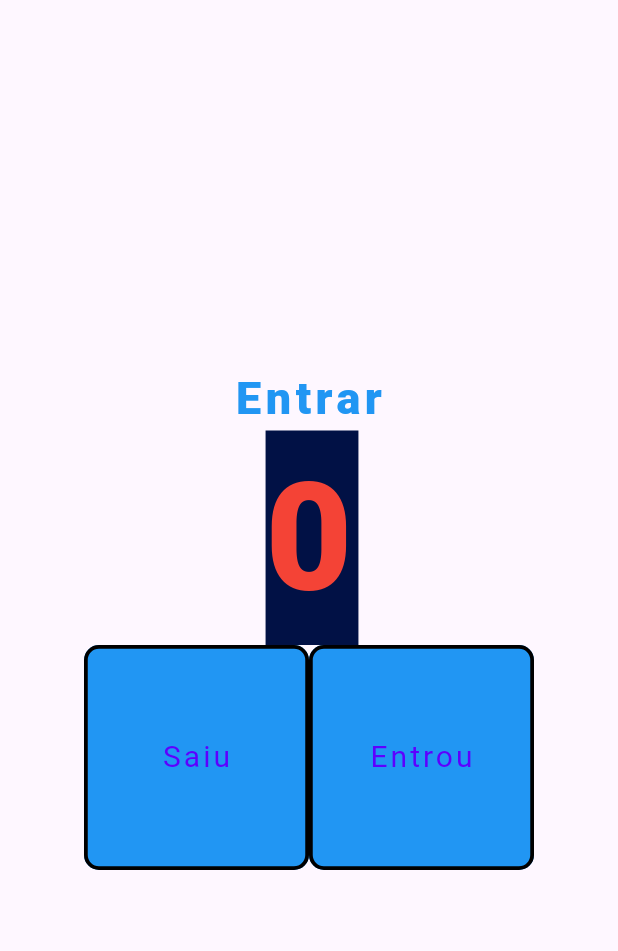
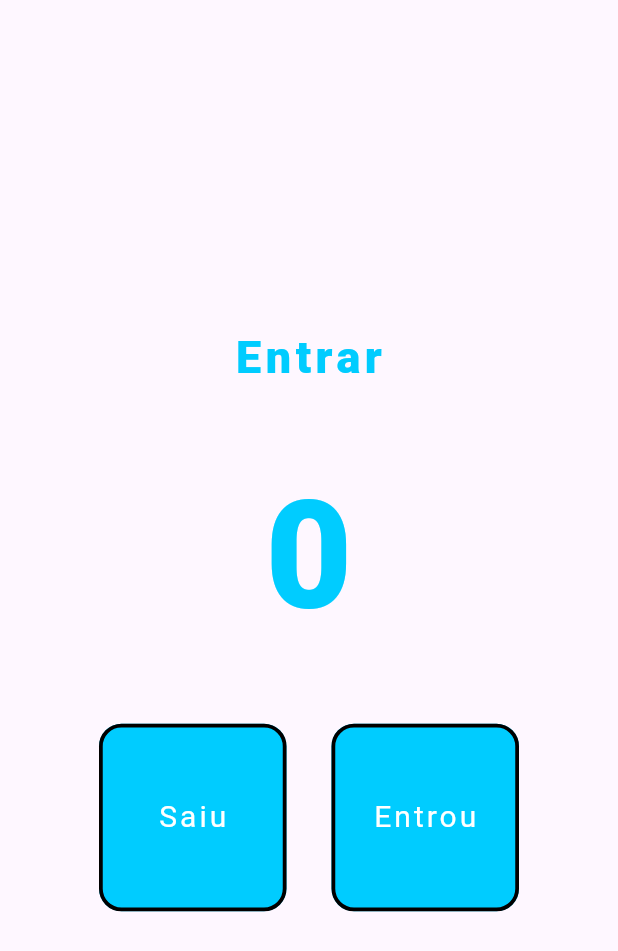
Before and after one commit to KauahsSantos/Learning-Dart, a Flutter app: the screen it shows after launch, on a phone screen of 412 x 824 dp. Shown: the top 951 px of the screen. Run offline on Flutter 3.47's test engine with Material 3 defaults, Android fonts, the phone set to English and light mode, and no system bars.

Commit message:
Pasta do Flutter - Modifiquei os botões | Pasta Dart - Adiciona na aula004 operadores ternarios

```diff
--- a/dart/aulas/aula004/main.dart
+++ b/dart/aulas/aula004/main.dart
@@ -1,5 +1,5 @@
 void main(List<String> args) {
-  print("Aula 04 - Controle de Fluxo");
+  print("Aula 04 - Controle de Fluxo e Opperadores Ternários");
 
   int idd = 88;
 
@@ -21,4 +21,11 @@ void main(List<String> args) {
     case >= 18:
       print("Você é maior de idade");
   }
+
+  print("Operadores Tenários");
+
+  double nota = 10;
+  String msg = nota >= 7 ? "Aprovado" : "Reprovado";
+
+  print(msg);
 }
--- a/flutter/aulas/aula001/meu_app/lib/main.dart
+++ b/flutter/aulas/aula001/meu_app/lib/main.dart
@@ -34,24 +34,27 @@ class HomePage extends StatelessWidget {
           Text(
             "Entrar",
             style: TextStyle(
-              color: Colors.blue,
+              color: const Color(0xFF00CCFF),
               fontWeight: FontWeight.w800,
               fontSize: 30,
               letterSpacing: 3,
             ),
           ),
 
-          Text(
-            "0",
-            style: TextStyle(
-              color: Colors.red,
-              fontWeight: FontWeight.w800,
-              fontSize: 100,
-              letterSpacing: 4,
-              backgroundColor: Color(0xFF011145),
+          const Padding(
+            padding: EdgeInsets.all(40),
+            child: Text(
+              "0",
+              style: TextStyle(
+                fontSize: 100,
+                color: Color(0xFF00CCFF),
+                fontWeight: FontWeight.w800,
+              ),
             ),
           ),
-
+          // SizedBox(
+          //   width: 5,
+          // ),
           Row(
             // Alinhamento do Eixo Secundário -> X, ou seja horizontal, nesse caso o eixo secundário do respectivo widget -> Row = Linha
             mainAxisAlignment: MainAxisAlignment.center,
@@ -59,45 +62,48 @@ class HomePage extends StatelessWidget {
               TextButton(
                 onPressed: decrement,
                 style: TextButton.styleFrom(
-                  backgroundColor: Colors.blue,
-                  fixedSize: Size(150, 150),
+                  backgroundColor: const Color(0xFF00CCFF),
+                  fixedSize: Size(125, 125),
                   shape: RoundedRectangleBorder(
                     side: BorderSide(
                       color: Colors.black, width: 2.5,
                     ),
-                    borderRadius: BorderRadiusGeometry.circular(10),
+                    borderRadius: BorderRadiusGeometry.circular(15),
                   ),
                   // padding: const EdgeInsets.all(30),
                 ),
                 child: Text(
                   "Saiu",
                   style: TextStyle(
-                    color: const Color(0xFF5D00FF),
+                    color: const Color(0xFFFFFFFF),
                     fontSize: 20,
                     fontWeight: FontWeight.w400,
                     letterSpacing: 2,
                   ),
+                ),
+              ),
 
-                ),
+              SizedBox(
+                width: 30,
               ),
 
               TextButton(
                 onPressed: increment,
                 style: TextButton.styleFrom(
-                  backgroundColor: Colors.blue,
-                  fixedSize: Size(150, 150),
+                  backgroundColor: const Color(0xFF00CCFF),
+                  fixedSize: Size(125, 125),
                   shape: RoundedRectangleBorder(
                     side: BorderSide(
                       color: Colors.black, width: 2.5,
                     ),
-                    borderRadius: BorderRadiusGeometry.circular(10)
+                    borderRadius: BorderRadiusGeometry.circular(15)
                   ),
                   // padding: EdgeInsets.all(30),
                 ),
                 child: Text(
                   "Entrou",
                   style: TextStyle(
-                    color: const Color(0xFF5D00FF),
+                    color: const Color(0xFFFFFFFF),
                     fontSize: 20,
                     fontWeight: FontWeight.w400,
                     letterSpacing: 2,
@@ -110,7 +116,4 @@ class HomePage extends StatelessWidget {
       ),
     );
   }
-
-
-
 }
```
